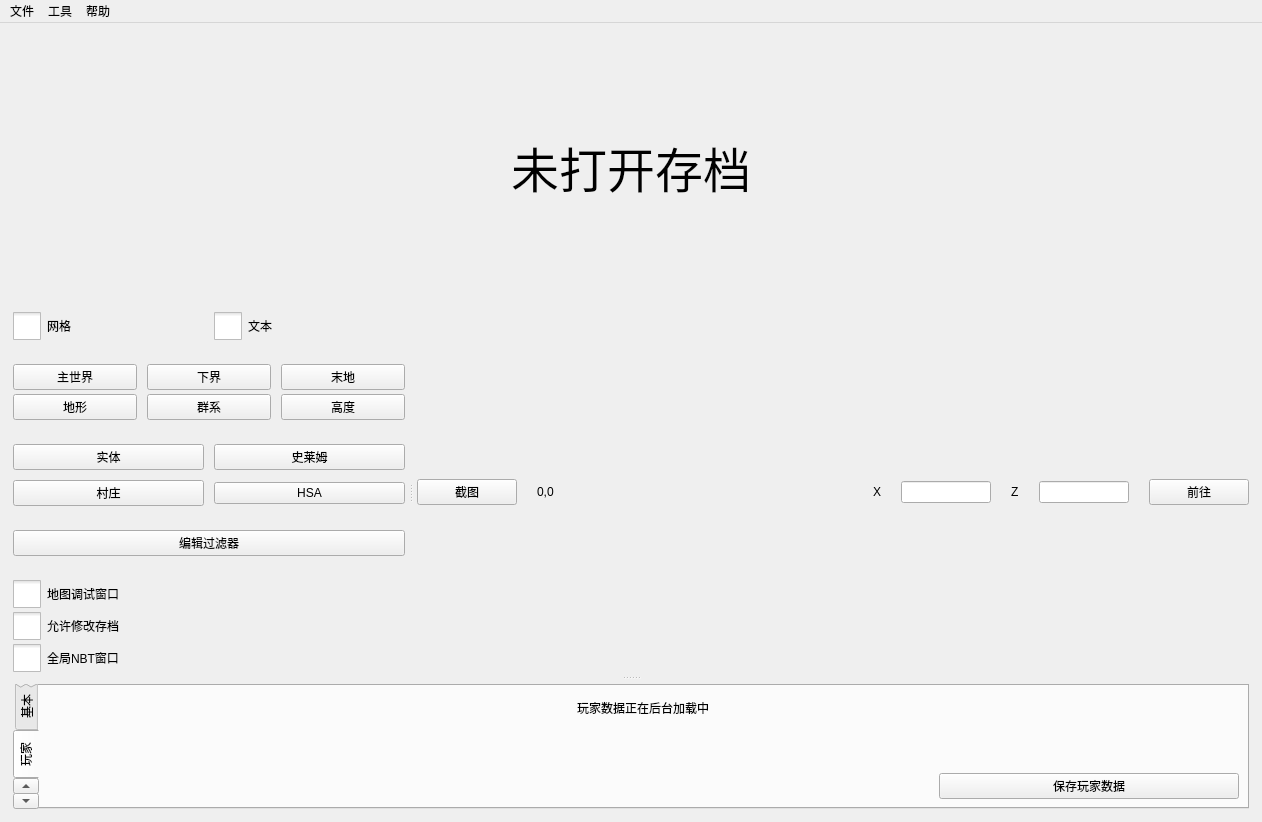
Qt form mainwindow.ui (bedrock-dev/BedrockMap) before a commit.
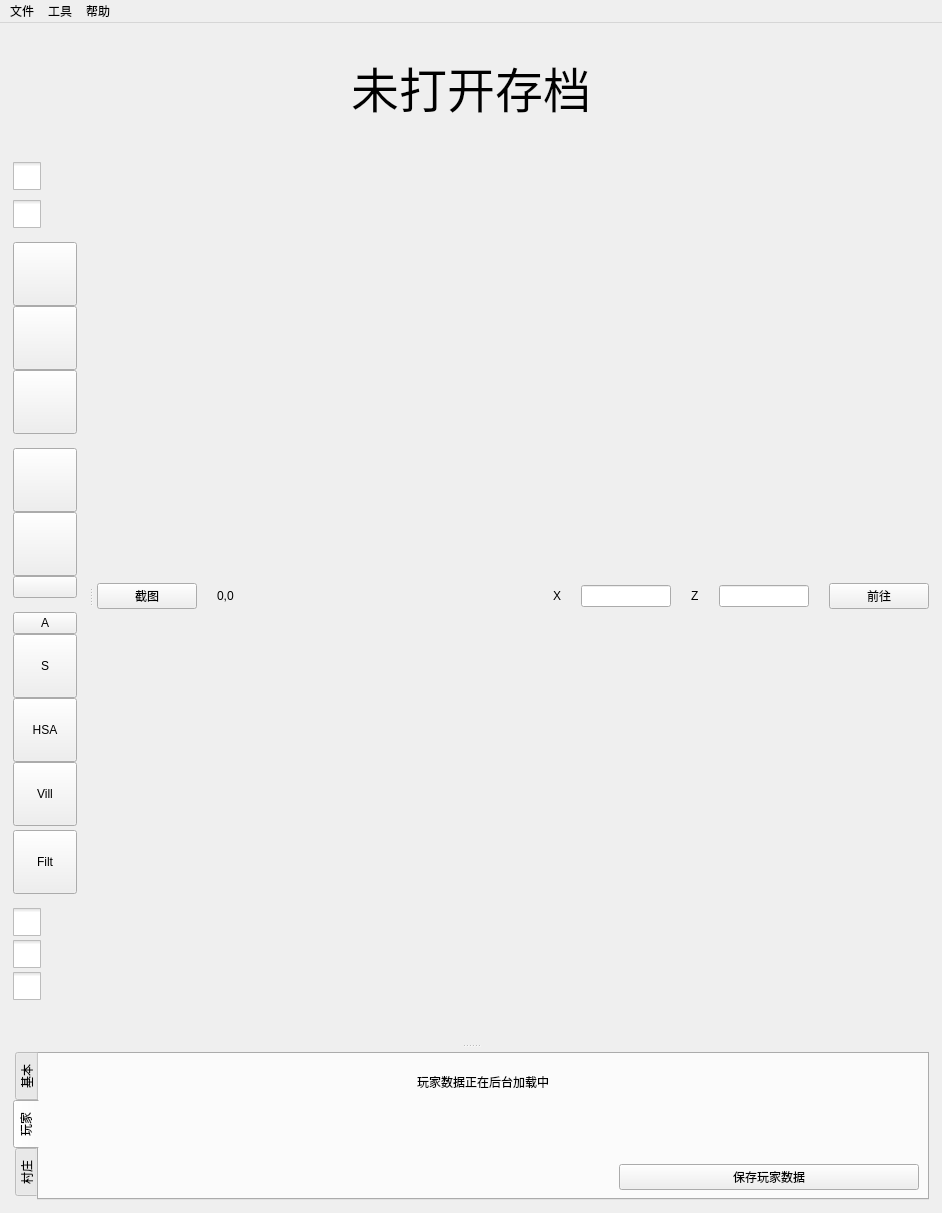
The same form after that commit. The open tabs and pages were chosen to show the change.

Diff of the .ui file:
```diff
--- a/mainwindow.ui
+++ b/mainwindow.ui
@@ -6,8 +6,8 @@
    <rect>
     <x>0</x>
     <y>0</y>
-    <width>1262</width>
-    <height>778</height>
+    <width>942</width>
+    <height>1213</height>
    </rect>
   </property>
   <property name="windowTitle">
@@ -43,7 +43,7 @@
 border: none;
 font-size: 30px;
 font: 36pt;
-margin: 100px;</string>
+margin: 20px;</string>
       </property>
       <property name="text">
        <string>未打开存档</string>
@@ -62,13 +62,13 @@
        <widget class="QWidget" name="control_panel_widget" native="true">
         <property name="minimumSize">
          <size>
-          <width>400</width>
+          <width>80</width>
           <height>0</height>
          </size>
         </property>
         <property name="maximumSize">
          <size>
-          <width>600</width>
+          <width>80</width>
           <height>16777215</height>
          </size>
         </property>
@@ -89,35 +89,13 @@
           <number>4</number>
          </property>
          <item>
-          <layout class="QHBoxLayout" name="horizontalLayout_2" stretch="0,0">
+          <layout class="QVBoxLayout" name="verticalLayout">
            <property name="spacing">
             <number>10</number>
            </property>
-           <property name="leftMargin">
-            <number>0</number>
-           </property>
            <property name="topMargin">
-            <number>0</number>
+            <number>10</number>
            </property>
-           <property name="rightMargin">
-            <number>0</number>
-           </property>
-           <property name="bottomMargin">
-            <number>0</number>
-           </property>
-           <item>
-            <widget class="QCheckBox" name="grid_checkbox">
-             <property name="styleSheet">
-              <string notr="true">QCheckBox::indicator {
-     width: 28px;
-     height: 28px;
-}</string>
-             </property>
-             <property name="text">
-              <string>网格</string>
-             </property>
-            </widget>
-           </item>
            <item>
             <widget class="QCheckBox" name="text_checkbox">
              <property name="styleSheet">
@@ -127,183 +105,338 @@
 }</string>
              </property>
              <property name="text">
-              <string>文本</string>
+              <string/>
              </property>
             </widget>
            </item>
-          </layout>
-         </item>
          <item>
-          <layout class="QVBoxLayout" name="layer_layout">
-           <property name="leftMargin">
-            <number>0</number>
-           </property>
-           <property name="topMargin">
-            <number>20</number>
-           </property>
-           <property name="bottomMargin">
-            <number>0</number>
-           </property>
-           <item>
-            <layout class="QHBoxLayout" name="horizontalLayout_6">
-             <property name="topMargin">
-              <number>0</number>
-             </property>
+            <widget class="QCheckBox" name="grid_checkbox">
+             <property name="styleSheet">
+              <string notr="true">QCheckBox::indicator {
+     width: 28px;
+     height: 28px;
+}</string>
+             </property>
+             <property name="text">
+              <string/>
+             </property>
+            </widget>
+           </item>
             </layout>
            </item>
            <item>
-            <widget class="QWidget" name="map_top_toolbar_widget" native="true">
-             <layout class="QHBoxLayout" name="hor_toolbar_layout">
+          <layout class="QVBoxLayout" name="dimen_layout">
               <property name="spacing">
+            <number>0</number>
+           </property>
+           <property name="topMargin">
                <number>10</number>
               </property>
-              <property name="leftMargin">
-               <number>0</number>
-              </property>
-              <property name="topMargin">
-               <number>0</number>
-              </property>
-              <property name="rightMargin">
-               <number>0</number>
-              </property>
-              <property name="bottomMargin">
-               <number>0</number>
-              </property>
-              <item>
-               <widget class="QPushButton" name="overwrold_btn">
-                <property name="styleSheet">
-                 <string notr="true"/>
-                </property>
-                <property name="text">
-                 <string>主世界</string>
-                </property>
-               </widget>
-              </item>
-              <item>
-               <widget class="QPushButton" name="nether_btn">
-                <property name="text">
-                 <string>下界</string>
-                </property>
-               </widget>
-              </item>
               <item>
                <widget class="QPushButton" name="theend_btn">
+             <property name="minimumSize">
+              <size>
+               <width>64</width>
+               <height>64</height>
+              </size>
+             </property>
+             <property name="maximumSize">
+              <size>
+               <width>64</width>
+               <height>64</height>
+              </size>
+             </property>
+             <property name="styleSheet">
+              <string notr="true"/>
+             </property>
                 <property name="text">
-                 <string>末地</string>
+              <string/>
+             </property>
+             <property name="iconSize">
+              <size>
+               <width>1</width>
+               <height>1</height>
+              </size>
+             </property>
+            </widget>
+           </item>
+           <item>
+            <widget class="QPushButton" name="nether_btn">
+             <property name="sizePolicy">
+              <sizepolicy hsizetype="Minimum" vsizetype="Fixed">
+               <horstretch>0</horstretch>
+               <verstretch>0</verstretch>
+              </sizepolicy>
+             </property>
+             <property name="minimumSize">
+              <size>
+               <width>64</width>
+               <height>64</height>
+              </size>
+             </property>
+             <property name="maximumSize">
+              <size>
+               <width>64</width>
+               <height>64</height>
+              </size>
+             </property>
+             <property name="sizeIncrement">
+              <size>
+               <width>10</width>
+               <height>10</height>
+              </size>
+             </property>
+             <property name="styleSheet">
+              <string notr="true">
+</string>
+             </property>
+             <property name="text">
+              <string/>
+             </property>
+             <property name="iconSize">
+              <size>
+               <width>54</width>
+               <height>54</height>
+              </size>
+             </property>
+            </widget>
+           </item>
+           <item>
+            <widget class="QPushButton" name="overwrold_btn">
+             <property name="minimumSize">
+              <size>
+               <width>64</width>
+               <height>64</height>
+              </size>
+             </property>
+             <property name="maximumSize">
+              <size>
+               <width>64</width>
+               <height>64</height>
+              </size>
+             </property>
+             <property name="styleSheet">
+              <string notr="true"/>
+             </property>
+             <property name="text">
+              <string/>
+             </property>
+             <property name="iconSize">
+              <size>
+               <width>54</width>
+               <height>64</height>
+              </size>
                 </property>
                </widget>
               </item>
              </layout>
-            </widget>
            </item>
            <item>
-            <layout class="QHBoxLayout" name="horizontalLayout_3">
+          <layout class="QVBoxLayout" name="layer_layout_2">
              <property name="spacing">
-              <number>10</number>
-             </property>
-             <property name="leftMargin">
               <number>0</number>
              </property>
              <property name="topMargin">
-              <number>0</number>
-             </property>
-             <property name="rightMargin">
-              <number>0</number>
-             </property>
-             <property name="bottomMargin">
-              <number>0</number>
-             </property>
-             <item>
-              <widget class="QPushButton" name="terrain_layer_btn">
-               <property name="text">
-                <string>地形</string>
-               </property>
-              </widget>
-             </item>
+            <number>10</number>
+           </property>
              <item>
               <widget class="QPushButton" name="biome_layer_btn">
+             <property name="minimumSize">
+              <size>
+               <width>64</width>
+               <height>64</height>
+              </size>
+             </property>
+             <property name="maximumSize">
+              <size>
+               <width>64</width>
+               <height>64</height>
+              </size>
+             </property>
+             <property name="styleSheet">
+              <string notr="true"/>
+             </property>
                <property name="text">
-                <string>群系</string>
+              <string/>
+             </property>
+             <property name="iconSize">
+              <size>
+               <width>54</width>
+               <height>54</height>
+              </size>
+             </property>
+            </widget>
+           </item>
+           <item>
+            <widget class="QPushButton" name="terrain_layer_btn">
+             <property name="minimumSize">
+              <size>
+               <width>64</width>
+               <height>64</height>
+              </size>
+             </property>
+             <property name="maximumSize">
+              <size>
+               <width>64</width>
+               <height>64</height>
+              </size>
+             </property>
+             <property name="styleSheet">
+              <string notr="true"/>
+             </property>
+             <property name="text">
+              <string/>
+             </property>
+             <property name="iconSize">
+              <size>
+               <width>54</width>
+               <height>54</height>
+              </size>
                </property>
               </widget>
              </item>
              <item>
               <widget class="QPushButton" name="height_layer_btn">
+             <property name="maximumSize">
+              <size>
+               <width>64</width>
+               <height>64</height>
+              </size>
+             </property>
+             <property name="styleSheet">
+              <string notr="true"/>
+             </property>
                <property name="text">
-                <string>高度</string>
+              <string/>
+             </property>
+             <property name="iconSize">
+              <size>
+               <width>54</width>
+               <height>54</height>
+              </size>
                </property>
               </widget>
              </item>
             </layout>
            </item>
-          </layout>
-         </item>
          <item>
-          <layout class="QVBoxLayout" name="object_layout">
-           <property name="topMargin">
-            <number>20</number>
-           </property>
-           <property name="bottomMargin">
-            <number>0</number>
-           </property>
-           <item>
-            <layout class="QGridLayout" name="gridLayout">
-             <property name="topMargin">
-              <number>0</number>
-             </property>
+          <layout class="QVBoxLayout" name="obj">
              <property name="spacing">
+            <number>0</number>
+           </property>
+           <property name="topMargin">
               <number>10</number>
              </property>
-             <item row="1" column="1">
-              <widget class="QPushButton" name="slime_layer_btn">
-               <property name="text">
-                <string>史莱姆</string>
-               </property>
-              </widget>
-             </item>
-             <item row="2" column="0">
+           <item>
               <widget class="QPushButton" name="village_layer_btn">
-               <property name="text">
-                <string>村庄</string>
-               </property>
-              </widget>
-             </item>
-             <item row="2" column="1">
-              <widget class="QPushButton" name="hsa_layer_btn">
+             <property name="minimumSize">
+              <size>
+               <width>0</width>
+               <height>0</height>
+              </size>
+             </property>
+             <property name="maximumSize">
+              <size>
+               <width>64</width>
+               <height>64</height>
+              </size>
+             </property>
+             <property name="styleSheet">
+              <string notr="true"/>
+             </property>
                <property name="text">
-                <string>HSA</string>
-               </property>
-              </widget>
-             </item>
-             <item row="1" column="0">
+              <string>A</string>
+             </property>
+             <property name="iconSize">
+              <size>
+               <width>18</width>
+               <height>16</height>
+              </size>
+             </property>
+            </widget>
+           </item>
+           <item>
               <widget class="QPushButton" name="actor_layer_btn">
+             <property name="minimumSize">
+              <size>
+               <width>64</width>
+               <height>64</height>
+              </size>
+             </property>
+             <property name="maximumSize">
+              <size>
+               <width>64</width>
+               <height>64</height>
+              </size>
+             </property>
                <property name="text">
-                <string>实体</string>
+              <string>S</string>
                </property>
               </widget>
              </item>
-            </layout>
+           <item>
+            <widget class="QPushButton" name="slime_layer_btn">
+             <property name="minimumSize">
+              <size>
+               <width>64</width>
+               <height>64</height>
+              </size>
+             </property>
+             <property name="maximumSize">
+              <size>
+               <width>64</width>
+               <height>64</height>
+              </size>
+             </property>
+             <property name="text">
+              <string>HSA</string>
+             </property>
+            </widget>
            </item>
-          </layout>
-         </item>
          <item>
-          <layout class="QVBoxLayout" name="verticalLayout">
-           <property name="topMargin">
-            <number>20</number>
-           </property>
+            <widget class="QPushButton" name="hsa_layer_btn">
+             <property name="minimumSize">
+              <size>
+               <width>64</width>
+               <height>64</height>
+              </size>
+             </property>
+             <property name="maximumSize">
+              <size>
+               <width>64</width>
+               <height>64</height>
+              </size>
+             </property>
+             <property name="text">
+              <string>Vill</string>
+             </property>
+            </widget>
+           </item>
+          </layout>
+         </item>
            <item>
             <widget class="QPushButton" name="edit_filter_btn">
+           <property name="minimumSize">
+            <size>
+             <width>64</width>
+             <height>64</height>
+            </size>
+           </property>
+           <property name="maximumSize">
+            <size>
+             <width>64</width>
+             <height>64</height>
+            </size>
+           </property>
              <property name="text">
-              <string>编辑过滤器</string>
-             </property>
-            </widget>
-           </item>
-          </layout>
+            <string>Filt</string>
+           </property>
+          </widget>
          </item>
          <item>
           <layout class="QVBoxLayout" name="setting_layout">
            <property name="topMargin">
-            <number>20</number>
+            <number>10</number>
            </property>
            <item>
             <widget class="QCheckBox" name="debug_checkbox">
@@ -314,7 +447,7 @@
 }</string>
              </property>
              <property name="text">
-              <string>地图调试窗口</string>
+              <string/>
              </property>
             </widget>
            </item>
@@ -327,7 +460,7 @@
 }</string>
              </property>
              <property name="text">
-              <string>允许修改存档</string>
+              <string/>
              </property>
             </widget>
            </item>
@@ -340,7 +473,7 @@
 }</string>
              </property>
              <property name="text">
-              <string>全局NBT窗口</string>
+              <string/>
              </property>
             </widget>
            </item>
@@ -792,7 +925,7 @@
     <rect>
      <x>0</x>
      <y>0</y>
-     <width>1262</width>
+     <width>942</width>
      <height>21</height>
     </rect>
    </property>
```
Left out of the diff: 2 changed lines with no effect on the pictures. Lines whose indentation alone changed are shown as unchanged.
